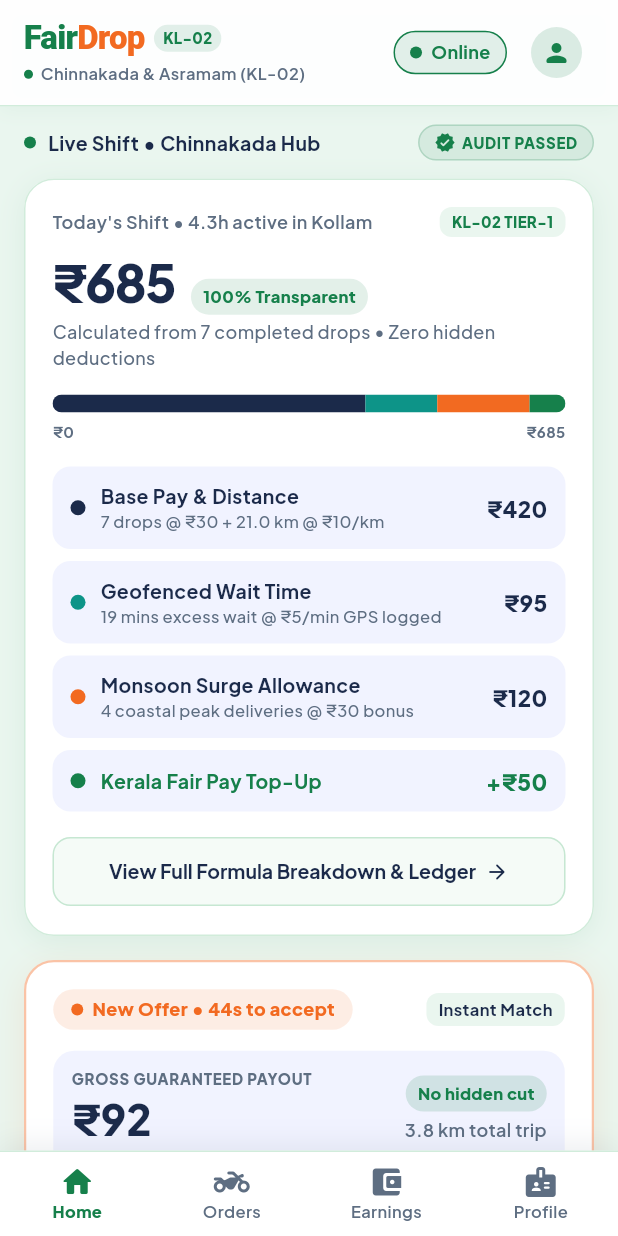
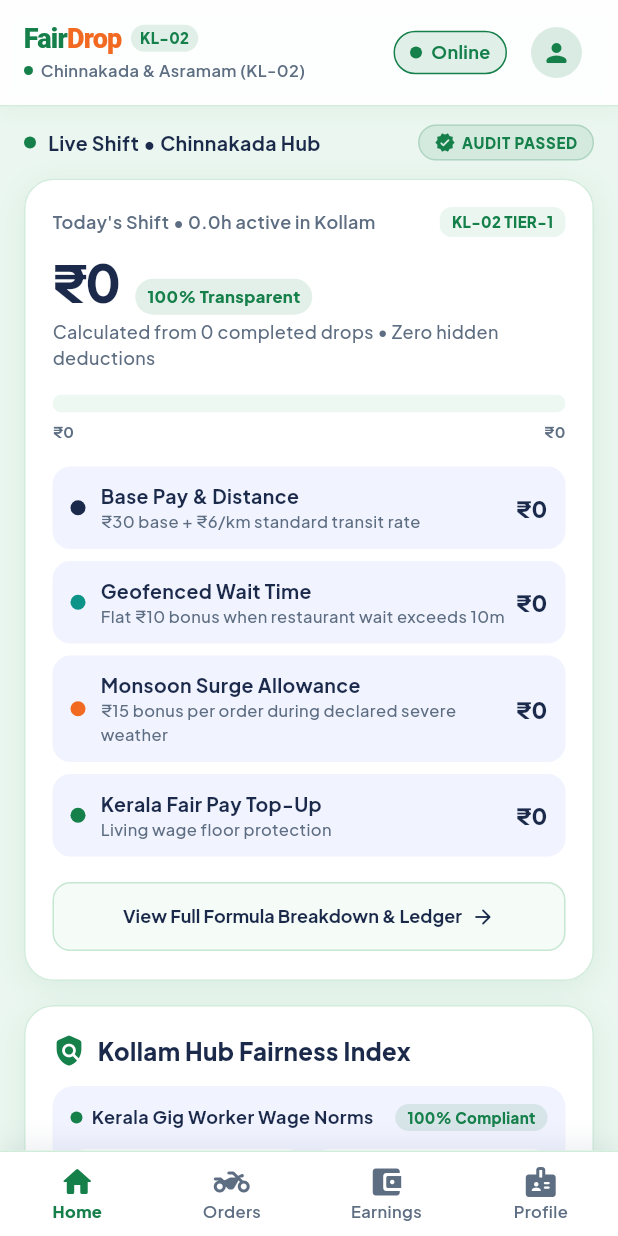
Before and after one commit to rai04han/FairDrop, a Flutter app: the RiderHomeScreen screen opened by its route, on a phone screen of 412 x 824 dp. Run offline on Flutter 3.47's test engine with Material 3 defaults, Android fonts, the phone set to English and light mode, and no system bars; our stand-ins replace fl_chart, flutter_map, flutter_secure_storage, google_fonts, latlong2, shared_preferences; accounts and stored records are empty; network calls fail.

Commit message:
fix(rider): remove hardcoded shift card and fake offer card from rider home (AUDIT-F12)

```diff
--- a/fairdrop_app/lib/screens/rider_home_screen.dart
+++ b/fairdrop_app/lib/screens/rider_home_screen.dart
@@ -33,16 +33,23 @@
   bool _isTogglingStatus = false;
   Timer? _pollTimer;
   Timer? _countdownTimer;
-  int _secondsLeft = 45;
+  int _secondsLeft = 0;
   String? _homeDataError;
 
-  // Today's stats
-  double _todayEarnings = 685.0;
-  double _activeHoursToday = 4.25;
-  double _hourlyRate = 162.0;
+  // Today's stats (real values from backend, default zeros for new rider)
+  double _todayEarnings = 0.0;
+  double _activeHoursToday = 0.0;
+  double _hourlyRate = 0.0;
   double? _floorValue;
-  int _deliveriesToday = 7;
+  int _deliveriesToday = 0;
   String _currentZone = 'Chinnakada & Asramam (KL-02)';
+
+  // Pay config rates (default baseline Kerala parameters)
+  double _baseRate = 30.0;
+  double _perKmRate = 6.0;
+  double _waitCompensation = 10.0;
+  int _waitThresholdMins = 10;
+  double _surgeBonus = 15.0;
 
   // Active incoming order (if assigned)
   Map<String, dynamic>? _incomingOrder;
@@ -66,7 +73,6 @@
     }
     _loadStats();
     _startPolling();
-    _startCountdown();
   }
 
   @override
@@ -76,15 +82,18 @@
     super.dispose();
   }
 
-  void _startCountdown() {
+  void _startCountdown(Map<String, dynamic> order) {
     _countdownTimer?.cancel();
+    _secondsLeft = 45;
     _countdownTimer = Timer.periodic(const Duration(seconds: 1), (timer) {
       if (!mounted) return;
       setState(() {
         if (_secondsLeft > 0) {
           _secondsLeft--;
         } else {
-          _secondsLeft = 45; // loop for demo glanceability
+          // Offer window elapsed
+          _countdownTimer?.cancel();
+          _incomingOrder = null;
         }
       });
     });
@@ -101,9 +110,20 @@
       final data = await CoreApiService.getRiderActiveOrder();
       final order = data['order'] as Map<String, dynamic>?;
 
-      if (order != null && mounted) {
+      if (mounted) {
         setState(() {
+          final prevId = _incomingOrder?['order_id'] ?? _incomingOrder?['id'];
+          final newId = order?['order_id'] ?? order?['id'];
           _incomingOrder = order;
+
+          if (order != null) {
+            if (prevId != newId || _countdownTimer == null || !_countdownTimer!.isActive) {
+              _startCountdown(order);
+            }
+          } else {
+            _countdownTimer?.cancel();
+            _secondsLeft = 0;
+          }
         });
       }
     } catch (_) {
@@ -119,18 +139,24 @@
       final configData = await ApiService.getPayConfig();
       final config = configData['config'] as Map<String, dynamic>? ?? {};
 
+      if (mounted) {
         setState(() {
-        final earnings = (stats['total_earnings_today'] as num?)?.toDouble() ?? 0;
-        final hours = (stats['active_hours_today'] as num?)?.toDouble() ?? 0;
-        if (earnings > 0) _todayEarnings = earnings;
-        if (hours > 0) _activeHoursToday = hours;
-        _deliveriesToday = (stats['deliveries_today'] as num?)?.toInt() ?? _deliveriesToday;
+          _todayEarnings = (stats['total_earnings_today'] as num?)?.toDouble() ?? 0.0;
+          _activeHoursToday = (stats['active_hours_today'] as num?)?.toDouble() ?? 0.0;
+          _deliveriesToday = (stats['deliveries_today'] as num?)?.toInt() ?? 0;
           _currentZone = stats['current_zone'] as String? ?? 'Chinnakada & Asramam (KL-02)';
-        _hourlyRate = _activeHoursToday > 0 ? _todayEarnings / _activeHoursToday : 162.0;
+          _hourlyRate = (stats['hourly_rate'] as num?)?.toDouble() ??
+              (_activeHoursToday > 0 ? _todayEarnings / _activeHoursToday : 0.0);
           _floorValue = double.tryParse(config['min_wage_per_hour']?.toString() ?? '');
+          _baseRate = double.tryParse(config['base_rate']?.toString() ?? '') ?? 30.0;
+          _perKmRate = double.tryParse(config['per_km_rate']?.toString() ?? '') ?? 6.0;
+          _waitCompensation = double.tryParse(config['wait_compensation']?.toString() ?? '') ?? 10.0;
+          _waitThresholdMins = int.tryParse(config['wait_threshold_mins']?.toString() ?? '') ?? 10;
+          _surgeBonus = double.tryParse(config['surge_bonus']?.toString() ?? '') ?? 15.0;
         });
+      }
     } catch (_) {
-      // Keep defaults
+      // Keep real values (zeros for new rider)
     }
   }
 
@@ -175,21 +201,13 @@
   }
 
   void _acceptOffer(Map<String, dynamic>? order) {
+    if (order == null) return;
     _pollTimer?.cancel();
+    _countdownTimer?.cancel();
     Navigator.pushNamed(
       context,
       '/order-acceptance',
-      arguments: order ?? {
-        'order_id': 'FD-8821',
-        'pickup_address': 'Supreme Bakers, Chinnakada',
-        'delivery_address': 'Kadappakkada Junction',
-        'distance_km': 3.8,
-        'base_pay': 30.0,
-        'distance_pay': 38.0,
-        'surge_bonus': 15.0,
-        'wait_buffer': 9.0,
-        'guaranteed_payout': 92.0,
-      },
+      arguments: order,
     );
   }
 
@@ -316,7 +334,7 @@
                       const SizedBox(height: 16),
 
                       // 2. Incoming Order Alert Card (Urgent, High-Contrast Dispatch Card)
-                      if (_isOnline) ...[
+                      if (_isOnline && _incomingOrder != null) ...[
                         _buildIncomingOrderCard(),
                         const SizedBox(height: 16),
                       ],
@@ -361,13 +379,18 @@
       child: Row(
         children: [
           // Brand & Zone Badge
-          Column(
+          Expanded(
+            child: Column(
               crossAxisAlignment: CrossAxisAlignment.start,
               mainAxisSize: MainAxisSize.min,
               children: [
-              Row(
+                FittedBox(
+                  fit: BoxFit.scaleDown,
+                  alignment: Alignment.centerLeft,
+                  child: Row(
+                    mainAxisSize: MainAxisSize.min,
                     children: [
-                  const FairDropLogo(fontSize: 22),
+                      const FairDropLogo(fontSize: 18),
                       const SizedBox(width: 6),
                       Container(
                         padding: const EdgeInsets.symmetric(horizontal: 6, vertical: 2),
@@ -386,6 +409,7 @@
                       ),
                     ],
                   ),
+                ),
                 const SizedBox(height: 3),
                 Row(
                   children: [
@@ -398,19 +422,23 @@
                       ),
                     ),
                     const SizedBox(width: 5),
-                  Text(
+                    Flexible(
+                      child: Text(
                         _currentZone,
                         style: GoogleFonts.plusJakartaSans(
                           fontSize: 11,
                           fontWeight: FontWeight.w600,
                           color: FairDropColors.slateMuted,
                         ),
+                        overflow: TextOverflow.ellipsis,
+                      ),
                     ),
                   ],
                 ),
               ],
             ),
-          const Spacer(),
+          ),
+          const SizedBox(width: 8),
 
           // Online / Offline Switch
           GestureDetector(
@@ -482,7 +510,8 @@
     return Row(
       mainAxisAlignment: MainAxisAlignment.spaceBetween,
       children: [
-        Row(
+        Expanded(
+          child: Row(
             children: [
               Container(
                 width: 8,
@@ -493,16 +522,21 @@
                 ),
               ),
               const SizedBox(width: 8),
-            Text(
+              Flexible(
+                child: Text(
                   _isOnline ? 'Live Shift • Chinnakada Hub' : 'Shift Offline • Tap to go online',
                   style: GoogleFonts.plusJakartaSans(
                     fontSize: 13,
                     fontWeight: FontWeight.w700,
                     color: FairDropColors.brandNavy,
                   ),
+                  overflow: TextOverflow.ellipsis,
+                ),
               ),
             ],
           ),
+        ),
+        const SizedBox(width: 8),
         Container(
           padding: const EdgeInsets.symmetric(horizontal: 10, vertical: 4),
           decoration: BoxDecoration(
@@ -548,14 +582,18 @@
           Row(
             mainAxisAlignment: MainAxisAlignment.spaceBetween,
             children: [
-              Text(
+              Expanded(
+                child: Text(
                   "Today's Shift • ${_activeHoursToday.toStringAsFixed(1)}h active in Kollam",
                   style: GoogleFonts.plusJakartaSans(
                     fontSize: 12,
                     fontWeight: FontWeight.w600,
                     color: FairDropColors.slateMuted,
                   ),
+                  overflow: TextOverflow.ellipsis,
                 ),
+              ),
+              const SizedBox(width: 8),
               Container(
                 padding: const EdgeInsets.symmetric(horizontal: 8, vertical: 3),
                 decoration: BoxDecoration(
@@ -622,7 +660,9 @@
             borderRadius: BorderRadius.circular(8),
             child: SizedBox(
               height: 12,
-              child: Row(
+              child: _todayEarnings <= 0
+                  ? Container(color: FairDropColors.mintBorder.withValues(alpha: 0.3))
+                  : Row(
                       children: [
                         Expanded(
                           flex: 61,
@@ -658,12 +698,21 @@
                 ),
               ),
               if (_floorValue != null)
-                Text(
-                  'Kerala Min Floor ₹${_floorValue!.toStringAsFixed(0)}/hr met (+₹${(_hourlyRate - _floorValue!).clamp(0, 999).toStringAsFixed(0)} buffer)',
+                Flexible(
+                  child: Padding(
+                    padding: const EdgeInsets.symmetric(horizontal: 4),
+                    child: Text(
+                      _todayEarnings > 0 && _hourlyRate >= _floorValue!
+                          ? 'Kerala Min Floor ₹${_floorValue!.toStringAsFixed(0)}/hr met (+₹${(_hourlyRate - _floorValue!).clamp(0, 999).toStringAsFixed(0)} buffer)'
+                          : 'Kerala Min Floor ₹${_floorValue!.toStringAsFixed(0)}/hr baseline',
+                      textAlign: TextAlign.center,
                       style: GoogleFonts.plusJakartaSans(
                         fontSize: 10,
                         fontWeight: FontWeight.w700,
                         color: FairDropColors.brandGreen,
+                      ),
+                      overflow: TextOverflow.ellipsis,
+                    ),
                   ),
                 ),
               Text(
@@ -682,32 +731,34 @@
           _buildFormulaRow(
             color: FairDropColors.payBase,
             title: 'Base Pay & Distance',
-            subtitle: '$_deliveriesToday drops @ ₹30 + 21.0 km @ ₹10/km',
-            amount: '₹420',
+            subtitle: _deliveriesToday > 0
+                ? '$_deliveriesToday drops @ ₹${_baseRate.toStringAsFixed(0)} + ₹${_perKmRate.toStringAsFixed(0)}/km standard transit'
+                : '₹${_baseRate.toStringAsFixed(0)} base + ₹${_perKmRate.toStringAsFixed(0)}/km standard transit rate',
+            amount: _todayEarnings > 0 ? '₹${_todayEarnings.toStringAsFixed(0)}' : '₹0',
           ),
           const SizedBox(height: 8),
           _buildFormulaRow(
             color: FairDropColors.payWait,
             title: 'Geofenced Wait Time',
-            subtitle: '19 mins excess wait @ ₹5/min GPS logged',
-            amount: '₹95',
+            subtitle: 'Flat ₹${_waitCompensation.toStringAsFixed(0)} bonus when restaurant wait exceeds ${_waitThresholdMins}m',
+            amount: '₹0',
           ),
           const SizedBox(height: 8),
           _buildFormulaRow(
             color: FairDropColors.paySurge,
             title: 'Monsoon Surge Allowance',
-            subtitle: '4 coastal peak deliveries @ ₹30 bonus',
-            amount: '₹120',
+            subtitle: '₹${_surgeBonus.toStringAsFixed(0)} bonus per order during declared severe weather',
+            amount: '₹0',
           ),
           const SizedBox(height: 8),
           _buildFormulaRow(
             color: FairDropColors.payGuarantee,
             title: 'Kerala Fair Pay Top-Up',
             subtitle: _floorValue != null
-                ? 'State wage floor adjustment ₹${_floorValue!.truncateToDouble() == _floorValue ? _floorValue!.toInt() : _floorValue!.toStringAsFixed(0)}/hr min'
-                : '',
-            amount: '+₹50',
-            isPositive: true,
+                ? 'State wage floor baseline ₹${_floorValue!.truncateToDouble() == _floorValue ? _floorValue!.toInt() : _floorValue!.toStringAsFixed(0)}/hr min'
+                : 'Living wage floor protection',
+            amount: '₹0',
+            isPositive: false,
           ),
           const SizedBox(height: 16),
 
@@ -723,12 +774,15 @@
             child: Row(
               mainAxisAlignment: MainAxisAlignment.center,
               children: [
-                Text(
+                Flexible(
+                  child: Text(
                     'View Full Formula Breakdown & Ledger',
                     style: GoogleFonts.plusJakartaSans(
-                    fontSize: 13,
+                      fontSize: 12,
                       fontWeight: FontWeight.w700,
                       color: FairDropColors.brandNavy,
+                    ),
+                    overflow: TextOverflow.ellipsis,
                   ),
                 ),
                 const SizedBox(width: 6),
@@ -801,6 +855,32 @@
 
   // ── 2. Incoming Order Alert Card ──────────────────────────────────────────
   Widget _buildIncomingOrderCard() {
+    final order = _incomingOrder;
+    if (order == null) return const SizedBox.shrink();
+
+    final orderId = order['order_id'] ?? order['id'] ?? 'FD-LIVE';
+    final distanceKm = (order['distance_km'] as num?)?.toDouble() ?? 0.0;
+    final isSurge = order['is_surge_active'] == true;
+    final basePay = (order['base_pay'] as num?)?.toDouble() ?? _baseRate;
+    final distancePay = (order['distance_pay'] as num?)?.toDouble() ?? (distanceKm * _perKmRate);
+    final surgePay = isSurge ? ((order['surge_bonus'] as num?)?.toDouble() ?? _surgeBonus) : 0.0;
+    final calcResult = order['pay_calculation_result'] as Map<String, dynamic>?;
+    final guaranteedPayout = (calcResult?['guaranteed_payout'] as num?)?.toDouble() ??
+        (order['guaranteed_payout'] as num?)?.toDouble() ??
+        (basePay + distancePay + surgePay);
+
+    final pickupAddress = _extractAddress(
+      order['restaurant_address'],
+      fallback: _extractAddress(
+        order['pickup_address'],
+        fallback: (order['restaurant_name'] as String?) ?? 'Restaurant Pickup',
+      ),
+    );
+    final dropAddress = _extractAddress(
+      order['delivery_address'],
+      fallback: (order['delivery_location'] as String?) ?? 'Customer Delivery Point',
+    );
+
     return Container(
       padding: const EdgeInsets.all(18),
       decoration: BoxDecoration(
@@ -858,7 +938,7 @@
                   borderRadius: BorderRadius.circular(8),
                 ),
                 child: Text(
-                  'Instant Match',
+                  'Live Dispatch',
                   style: GoogleFonts.plusJakartaSans(
                     fontSize: 11,
                     fontWeight: FontWeight.w700,
@@ -895,7 +975,7 @@
                           ),
                         ),
                         Text(
-                          '₹92',
+                          '₹${guaranteedPayout.toStringAsFixed(0)}',
                           style: GoogleFonts.plusJakartaSans(
                             fontSize: 28,
                             fontWeight: FontWeight.w900,
@@ -924,7 +1004,7 @@
                         ),
                         const SizedBox(height: 4),
                         Text(
-                          '3.8 km total trip',
+                          '${distanceKm.toStringAsFixed(1)} km total trip',
                           style: GoogleFonts.plusJakartaSans(
                             fontSize: 12,
                             fontWeight: FontWeight.w600,
@@ -946,13 +1026,15 @@
                   ),
                   child: Column(
                     children: [
-                      _buildLedgerItem('Base Pick & Drop', '₹30', FairDropColors.payBase),
+                      _buildLedgerItem('Base Pick & Drop', '₹${basePay.toStringAsFixed(0)}', FairDropColors.payBase),
                       const SizedBox(height: 5),
-                      _buildLedgerItem('Trip Distance (3.8 km @ ₹10/km)', '₹38', FairDropColors.payBase),
+                      _buildLedgerItem('Trip Distance (${distanceKm.toStringAsFixed(1)} km @ ₹${_perKmRate.toStringAsFixed(0)}/km)', '₹${distancePay.toStringAsFixed(0)}', FairDropColors.payBase),
+                      if (surgePay > 0) ...[
                         const SizedBox(height: 5),
-                      _buildLedgerItem('Monsoon Coastal Surge', '₹15', FairDropColors.paySurge),
+                        _buildLedgerItem('Monsoon Coastal Surge', '₹${surgePay.toStringAsFixed(0)}', FairDropColors.paySurge),
+                      ],
                       const SizedBox(height: 5),
-                      _buildLedgerItem('Kitchen Buffer (3 min est.)', '₹9', FairDropColors.payWait),
+                      _buildLedgerItem('Wait Guarantee (if >${_waitThresholdMins}m)', '+₹${_waitCompensation.toStringAsFixed(0)} flat', FairDropColors.payWait),
                     ],
                   ),
                 ),
@@ -987,13 +1069,7 @@
                             mainAxisAlignment: MainAxisAlignment.spaceBetween,
                             children: [
                               Text(
-                                _extractAddress(
-                                  _incomingOrder?['restaurant_address'],
-                                  fallback: _extractAddress(
-                                    _incomingOrder?['pickup_address'],
-                                    fallback: (_incomingOrder?['restaurant_name'] as String?) ?? 'Supreme Bakers, Chinnakada',
-                                  ),
-                                ),
+                                pickupAddress,
                                 style: GoogleFonts.plusJakartaSans(
                                   fontSize: 13,
                                   fontWeight: FontWeight.w700,
@@ -1001,7 +1077,7 @@
                                 ),
                               ),
                               Text(
-                                '${((_incomingOrder?['distance_km'] as num?)?.toDouble() ?? 3.8).toStringAsFixed(1)} km trip',
+                                '${distanceKm.toStringAsFixed(1)} km trip',
                                 style: GoogleFonts.plusJakartaSans(
                                   fontSize: 11,
                                   fontWeight: FontWeight.w600,
@@ -1011,7 +1087,7 @@
                             ],
                           ),
                           Text(
-                            'Order #${_incomingOrder?['order_id'] ?? _incomingOrder?['id'] ?? 'FD-8821'}',
+                            'Order #$orderId',
                             style: GoogleFonts.plusJakartaSans(
                               fontSize: 11,
                               fontWeight: FontWeight.w500,
@@ -1050,10 +1126,7 @@
                             mainAxisAlignment: MainAxisAlignment.spaceBetween,
                             children: [
                               Text(
-                                _extractAddress(
-                                  _incomingOrder?['delivery_address'],
-                                  fallback: (_incomingOrder?['delivery_location'] as String?) ?? 'Kadappakkada Junction',
-                                ),
+                                dropAddress,
                                 style: GoogleFonts.plusJakartaSans(
                                   fontSize: 13,
                                   fontWeight: FontWeight.w700,
@@ -1090,7 +1163,7 @@
 
           // Big Touch Action Buttons
           FilledButton.icon(
-            onPressed: () => _acceptOffer(_incomingOrder),
+            onPressed: () => _acceptOffer(order),
             style: FilledButton.styleFrom(
               backgroundColor: FairDropColors.brandOrange,
               minimumSize: const Size.fromHeight(52),
@@ -1100,7 +1173,7 @@
             ),
             icon: const Icon(Icons.check_circle_outline, size: 20),
             label: Text(
-              'Accept Order (₹${(((_incomingOrder?['pay_calculation_result'] as Map<String, dynamic>?)?['guaranteed_payout'] ?? _incomingOrder?['guaranteed_payout'] as num?)?.toDouble() ?? 92.0).toStringAsFixed(0)} Guaranteed)',
+              'Accept Order (₹${guaranteedPayout.toStringAsFixed(0)} Guaranteed)',
               style: GoogleFonts.plusJakartaSans(
                 fontSize: 15,
                 fontWeight: FontWeight.w800,
@@ -1111,6 +1184,11 @@
 
           OutlinedButton(
             onPressed: () {
+              setState(() {
+                _incomingOrder = null;
+                _countdownTimer?.cancel();
+                _secondsLeft = 0;
+              });
               ScaffoldMessenger.of(context).showSnackBar(
                 const SnackBar(
                   content: Text('Offer declined with zero acceptance rate penalty.'),
@@ -1184,12 +1262,14 @@
             children: [
               const Icon(Icons.policy_rounded, color: FairDropColors.brandGreen, size: 22),
               const SizedBox(width: 8),
-              Text(
+              Expanded(
+                child: Text(
                   'Kollam Hub Fairness Index',
                   style: GoogleFonts.plusJakartaSans(
                     fontSize: 16,
                     fontWeight: FontWeight.w800,
                     color: FairDropColors.brandNavy,
+                  ),
                 ),
               ),
             ],
@@ -1207,7 +1287,8 @@
                 Row(
                   mainAxisAlignment: MainAxisAlignment.spaceBetween,
                   children: [
-                    Row(
+                    Expanded(
+                      child: Row(
                         children: [
                           Container(
                             width: 8,
@@ -1218,16 +1299,21 @@
                             ),
                           ),
                           const SizedBox(width: 6),
-                        Text(
+                          Flexible(
+                            child: Text(
                               'Kerala Gig Worker Wage Norms',
                               style: GoogleFonts.plusJakartaSans(
                                 fontSize: 12,
                                 fontWeight: FontWeight.w700,
                                 color: FairDropColors.brandNavy,
                               ),
+                              overflow: TextOverflow.ellipsis,
+                            ),
                           ),
                         ],
                       ),
+                    ),
+                    const SizedBox(width: 8),
                     Container(
                       padding: const EdgeInsets.symmetric(horizontal: 8, vertical: 2),
                       decoration: BoxDecoration(
```
Also changed, not shown: 1 other file. Lines whose indentation alone changed are shown as unchanged.
